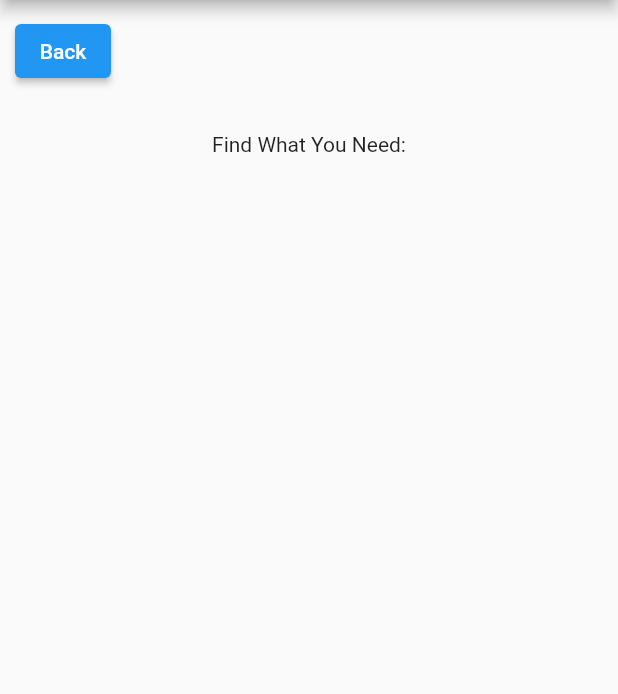
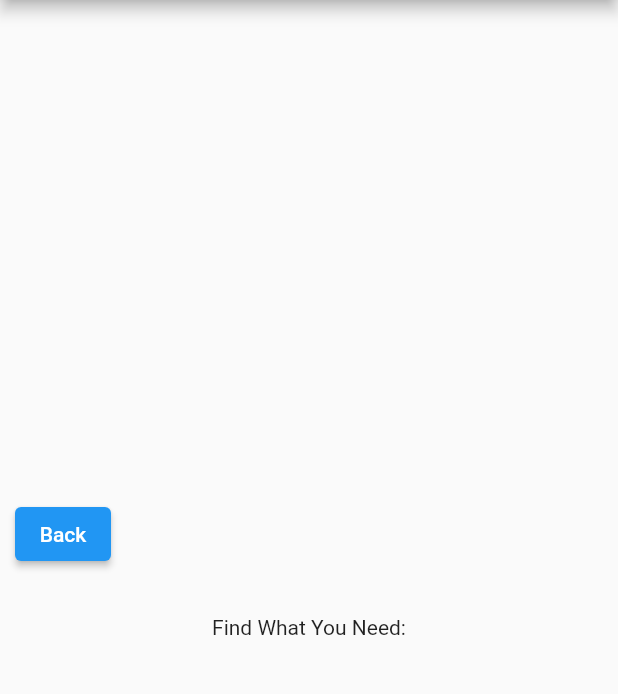
Before and after one commit to raquel-ro/refu_get, a Flutter app: the screen it shows after launch, on a phone screen of 412 x 824 dp, the part 84-778 px from its top. Run offline on Flutter 3.47's test engine with Material 2 defaults, Android fonts, the phone set to English and light mode, and no system bars.

```diff
--- a/lib/main.dart
+++ b/lib/main.dart
@@ -1,4 +1,5 @@
 import 'drawer.dart';
+import 'profilepage.dart';
 import 'package:flutter/material.dart';
 
 void main() {
@@ -23,6 +24,7 @@ Widget build(BuildContext context) {
     theme: ThemeData(
       primarySwatch: Colors.blue,
     ),
+    initialRoute: ProfileScreen.routeName,
     home: MyHomePage(title: 'Refu-get Home Page'),
     );
   }
@@ -38,9 +40,12 @@ class _MyHomePageState extends State<MyHomePage> {
         appBar: AppBar(
           title: const Text('Refu-Get'),
         ),
-        body: Center(
-          child: Column(
-            children: [
+        body: SafeArea(
+          child: Center(
+            child: Column(
+              mainAxisAlignment: MainAxisAlignment.center,
+              children: <Widget>[
+                //Text('Screen ${this.widget?.title ?? 1');
               Container(
                 margin: const EdgeInsets.all(10.0),
                 alignment: Alignment.topLeft,
@@ -53,6 +58,7 @@ class _MyHomePageState extends State<MyHomePage> {
                 child: const Text('Find What You Need:'),
               ),
             ],
+          ),
           ),
           bottomNavigationBar: BottomNavigationBar(
             //type:BottomNavigationBarType.fixed,
```
Also changed, not shown: lib/components.dart (+4 -4 lines), lib/profilepage.dart (added, +21 -0 lines).
